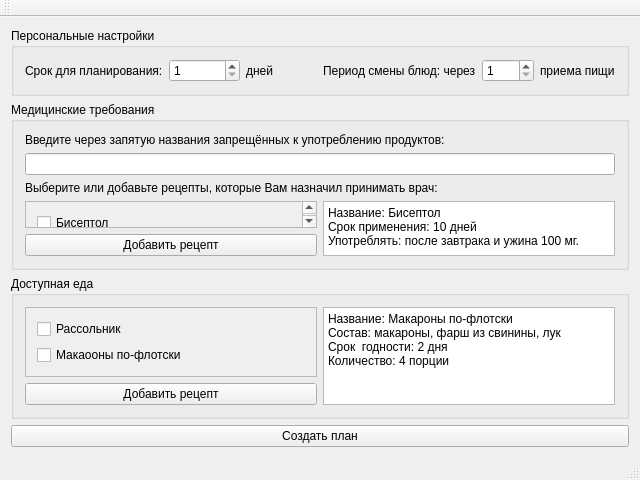
First picture: the form in mainwindow.ui, repository SammyVimes/IDP-Strikes-back, before the edit.
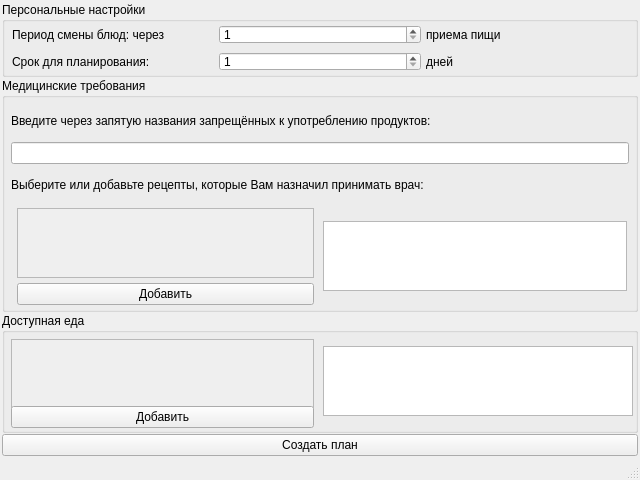
Second picture: the form after the edit.

Commit message: Added working forms of pills and food

The edit to the form file:
```diff
--- a/mainwindow.ui
+++ b/mainwindow.ui
@@ -32,81 +32,151 @@
      <height>480</height>
     </size>
    </property>
-   <layout class="QVBoxLayout" name="verticalLayout">
+   <layout class="QVBoxLayout" name="verticalLayout_10">
+    <property name="spacing">
+     <number>1</number>
+    </property>
+    <property name="leftMargin">
+     <number>2</number>
+    </property>
+    <property name="topMargin">
+     <number>2</number>
+    </property>
+    <property name="rightMargin">
+     <number>2</number>
+    </property>
+    <property name="bottomMargin">
+     <number>2</number>
+    </property>
     <item>
      <widget class="QGroupBox" name="groupBox">
+      <property name="minimumSize">
+       <size>
+        <width>0</width>
+        <height>75</height>
+       </size>
+      </property>
       <property name="maximumSize">
        <size>
         <width>640</width>
-        <height>480</height>
+        <height>75</height>
        </size>
       </property>
       <property name="title">
        <string>Персональные настройки</string>
       </property>
-      <layout class="QHBoxLayout" name="horizontalLayout_5">
+      <layout class="QVBoxLayout" name="verticalLayout_9">
+       <property name="spacing">
+        <number>1</number>
+       </property>
+       <property name="leftMargin">
+        <number>2</number>
+       </property>
+       <property name="topMargin">
+        <number>2</number>
+       </property>
+       <property name="rightMargin">
+        <number>2</number>
+       </property>
+       <property name="bottomMargin">
+        <number>2</number>
+       </property>
        <item>
-        <layout class="QHBoxLayout" name="horizontalLayout">
+        <layout class="QVBoxLayout" name="verticalLayout_8">
          <item>
-          <widget class="QLabel" name="label">
-           <property name="minimumSize">
-            <size>
-             <width>135</width>
-             <height>0</height>
-            </size>
+          <layout class="QHBoxLayout" name="horizontalLayout_3">
+           <property name="spacing">
+            <number>5</number>
            </property>
-           <property name="text">
-            <string>Срок для планирования:</string>
+           <property name="leftMargin">
+            <number>5</number>
            </property>
-          </widget>
-         </item>
-         <item>
-          <widget class="QSpinBox" name="scheduleDaysSpinBox">
-           <property name="accelerated">
-            <bool>true</bool>
+           <property name="topMargin">
+            <number>1</number>
            </property>
-           <property name="showGroupSeparator" stdset="0">
-            <bool>false</bool>
+           <property name="rightMargin">
+            <number>5</number>
            </property>
-           <property name="minimum">
+           <property name="bottomMargin">
             <number>1</number>
            </property>
-           <property name="value">
-            <number>1</number>
-           </property>
-          </widget>
+           <item>
+            <widget class="QLabel" name="label_3">
+             <property name="text">
+              <string>Период смены блюд: через</string>
+             </property>
+            </widget>
+           </item>
+           <item>
+            <widget class="QSpinBox" name="changeScheduleSpinBox">
+             <property name="minimum">
+              <number>1</number>
+             </property>
+            </widget>
+           </item>
+           <item>
+            <widget class="QLabel" name="label_4">
+             <property name="text">
+              <string>приема пищи</string>
+             </property>
+            </widget>
+           </item>
+          </layout>
          </item>
          <item>
-          <widget class="QLabel" name="label_2">
-           <property name="text">
-            <string>дней</string>
+          <layout class="QHBoxLayout" name="horizontalLayout_4">
+           <property name="spacing">
+            <number>5</number>
            </property>
-          </widget>
-         </item>
-        </layout>
-       </item>
-       <item>
-        <layout class="QHBoxLayout" name="horizontalLayout_2">
-         <item>
-          <widget class="QLabel" name="label_3">
-           <property name="text">
-            <string>Период смены блюд: через</string>
+           <property name="leftMargin">
+            <number>5</number>
            </property>
-          </widget>
-         </item>
-         <item>
-          <widget class="QSpinBox" name="changeScheduleSpinBox">
-           <property name="minimum">
+           <property name="topMargin">
             <number>1</number>
            </property>
-          </widget>
-         </item>
-         <item>
-          <widget class="QLabel" name="label_4">
-           <property name="text">
-            <string>приема пищи</string>
+           <property name="rightMargin">
+            <number>5</number>
            </property>
-          </widget>
+           <property name="bottomMargin">
+            <number>1</number>
+           </property>
+           <item>
+            <widget class="QLabel" name="label">
+             <property name="minimumSize">
+              <size>
+               <width>135</width>
+               <height>0</height>
+              </size>
+             </property>
+             <property name="text">
+              <string>Срок для планирования:</string>
+             </property>
+            </widget>
+           </item>
+           <item>
+            <widget class="QSpinBox" name="scheduleDaysSpinBox">
+             <property name="accelerated">
+              <bool>true</bool>
+             </property>
+             <property name="showGroupSeparator" stdset="0">
+              <bool>false</bool>
+             </property>
+             <property name="minimum">
+              <number>1</number>
+             </property>
+             <property name="value">
+              <number>1</number>
+             </property>
+            </widget>
+           </item>
+           <item>
+            <widget class="QLabel" name="label_2">
+             <property name="text">
+              <string>дней</string>
+             </property>
+            </widget>
+           </item>
+          </layout>
          </item>
         </layout>
        </item>
@@ -115,6 +185,12 @@
     </item>
     <item>
      <widget class="QGroupBox" name="groupBox_2">
+      <property name="minimumSize">
+       <size>
+        <width>0</width>
+        <height>0</height>
+       </size>
+      </property>
       <property name="maximumSize">
        <size>
         <width>800</width>
@@ -124,9 +200,39 @@
       <property name="title">
        <string>Медицинские требования</string>
       </property>
-      <layout class="QHBoxLayout" name="horizontalLayout_4">
+      <layout class="QVBoxLayout" name="verticalLayout_6">
+       <property name="spacing">
+        <number>5</number>
+       </property>
+       <property name="leftMargin">
+        <number>2</number>
+       </property>
+       <property name="topMargin">
+        <number>2</number>
+       </property>
+       <property name="rightMargin">
+        <number>2</number>
+       </property>
+       <property name="bottomMargin">
+        <number>2</number>
+       </property>
        <item>
-        <layout class="QVBoxLayout" name="verticalLayout_3">
+        <layout class="QVBoxLayout" name="verticalLayout_5">
+         <property name="spacing">
+          <number>5</number>
+         </property>
+         <property name="leftMargin">
+          <number>4</number>
+         </property>
+         <property name="topMargin">
+          <number>4</number>
+         </property>
+         <property name="rightMargin">
+          <number>4</number>
+         </property>
+         <property name="bottomMargin">
+          <number>0</number>
+         </property>
          <item>
           <widget class="QLabel" name="label_5">
            <property name="text">
@@ -145,11 +251,53 @@
           </widget>
          </item>
          <item>
-          <layout class="QHBoxLayout" name="horizontalLayout_3">
+          <layout class="QHBoxLayout" name="horizontalLayout">
+           <property name="spacing">
+            <number>5</number>
+           </property>
+           <property name="leftMargin">
+            <number>2</number>
+           </property>
+           <property name="topMargin">
+            <number>2</number>
+           </property>
+           <property name="rightMargin">
+            <number>2</number>
+           </property>
+           <property name="bottomMargin">
+            <number>2</number>
+           </property>
            <item>
-            <layout class="QVBoxLayout" name="verticalLayout_2">
+            <layout class="QVBoxLayout" name="verticalLayout_3">
+             <property name="spacing">
+              <number>5</number>
+             </property>
+             <property name="leftMargin">
+              <number>4</number>
+             </property>
+             <property name="topMargin">
+              <number>0</number>
+             </property>
+             <property name="rightMargin">
+              <number>4</number>
+             </property>
+             <property name="bottomMargin">
+              <number>0</number>
+             </property>
              <item>
               <widget class="QScrollArea" name="pillsScrollArea">
+               <property name="minimumSize">
+                <size>
+                 <width>0</width>
+                 <height>70</height>
+                </size>
+               </property>
+               <property name="maximumSize">
+                <size>
+                 <width>16777215</width>
+                 <height>70</height>
+                </size>
+               </property>
                <property name="widgetResizable">
                 <bool>true</bool>
                </property>
@@ -158,24 +306,17 @@
                  <rect>
                   <x>0</x>
                   <y>0</y>
-                  <width>275</width>
-                  <height>58</height>
+                  <width>297</width>
+                  <height>68</height>
                  </rect>
                 </property>
-                <layout class="QVBoxLayout" name="verticalLayout_7">
+                <layout class="QVBoxLayout" name="verticalLayout_2">
                  <item>
-                  <widget class="QCheckBox" name="pillCheckBox_1">
-                   <property name="text">
-                    <string>Бисептол</string>
+                  <layout class="QVBoxLayout" name="pillsVerticalLayout">
+                   <property name="spacing">
+                    <number>0</number>
                    </property>
-                  </widget>
-                 </item>
-                 <item>
-                  <widget class="QCheckBox" name="pillCheckBox_2">
-                   <property name="text">
-                    <string>Хилак форте</string>
-                   </property>
-                  </widget>
+                  </layout>
                  </item>
                 </layout>
                </widget>
@@ -184,7 +325,7 @@
              <item>
               <widget class="QPushButton" name="addPillPushButton">
                <property name="text">
-                <string>Добавить рецепт</string>
+                <string>Добавить</string>
                </property>
               </widget>
              </item>
@@ -192,10 +333,20 @@
            </item>
            <item>
             <widget class="QPlainTextEdit" name="pillPlainTextEdit">
+             <property name="minimumSize">
+              <size>
+               <width>0</width>
+               <height>70</height>
+              </size>
+             </property>
+             <property name="maximumSize">
+              <size>
+               <width>16777215</width>
+               <height>70</height>
+              </size>
+             </property>
              <property name="plainText">
-              <string>Название: Бисептол
-Срок применения: 10 дней
-Употреблять: после завтрака и ужина 100 мг.</string>
+              <string/>
              </property>
             </widget>
            </item>
@@ -208,16 +359,64 @@
     </item>
     <item>
      <widget class="QGroupBox" name="groupBox_3">
+      <property name="maximumSize">
+       <size>
+        <width>16777215</width>
+        <height>120</height>
+       </size>
+      </property>
       <property name="title">
        <string>Доступная еда</string>
       </property>
-      <layout class="QVBoxLayout" name="verticalLayout_5">
+      <layout class="QVBoxLayout" name="verticalLayout_7">
+       <property name="spacing">
+        <number>1</number>
+       </property>
+       <property name="leftMargin">
+        <number>2</number>
+       </property>
+       <property name="topMargin">
+        <number>2</number>
+       </property>
+       <property name="rightMargin">
+        <number>2</number>
+       </property>
+       <property name="bottomMargin">
+        <number>2</number>
+       </property>
        <item>
-        <layout class="QHBoxLayout" name="horizontalLayout_6">
+        <layout class="QHBoxLayout" name="horizontalLayout_2">
+         <property name="spacing">
+          <number>5</number>
+         </property>
          <item>
           <layout class="QVBoxLayout" name="verticalLayout_4">
+           <property name="spacing">
+            <number>5</number>
+           </property>
+           <property name="leftMargin">
+            <number>4</number>
+           </property>
+           <property name="topMargin">
+            <number>4</number>
+           </property>
+           <property name="rightMargin">
+            <number>4</number>
+           </property>
            <item>
             <widget class="QScrollArea" name="foodScrollArea">
+             <property name="minimumSize">
+              <size>
+               <width>0</width>
+               <height>70</height>
+              </size>
+             </property>
+             <property name="maximumSize">
+              <size>
+               <width>16777215</width>
+               <height>70</height>
+              </size>
+             </property>
              <property name="widgetResizable">
               <bool>true</bool>
              </property>
@@ -226,24 +425,17 @@
                <rect>
                 <x>0</x>
                 <y>0</y>
-                <width>293</width>
-                <height>69</height>
+                <width>302</width>
+                <height>68</height>
                </rect>
               </property>
-              <layout class="QVBoxLayout" name="verticalLayout_6">
+              <layout class="QVBoxLayout" name="verticalLayout">
                <item>
-                <widget class="QCheckBox" name="foodCheckBox_1">
-                 <property name="text">
-                  <string>Рассольник</string>
+                <layout class="QVBoxLayout" name="foodVerticalLayout">
+                 <property name="spacing">
+                  <number>0</number>
                  </property>
-                </widget>
-               </item>
-               <item>
-                <widget class="QCheckBox" name="foodCheckBox_2">
-                 <property name="text">
-                  <string>Макаооны по-флотски</string>
-                 </property>
-                </widget>
+                </layout>
                </item>
               </layout>
              </widget>
@@ -252,7 +444,7 @@
            <item>
             <widget class="QPushButton" name="addFoodPushButton">
              <property name="text">
-              <string>Добавить рецепт</string>
+              <string>Добавить</string>
              </property>
             </widget>
            </item>
@@ -260,11 +452,20 @@
          </item>
          <item>
           <widget class="QPlainTextEdit" name="foodPlainTextEdit">
+           <property name="minimumSize">
+            <size>
+             <width>0</width>
+             <height>70</height>
+            </size>
+           </property>
+           <property name="maximumSize">
+            <size>
+             <width>16777215</width>
+             <height>70</height>
+            </size>
+           </property>
            <property name="plainText">
-            <string>Название: Макароны по-флотски
-Состав: макароны, фарш из свинины, лук
-Срок  годности: 2 дня
-Количество: 4 порции</string>
+            <string/>
            </property>
           </widget>
          </item>
@@ -292,14 +493,6 @@
     </rect>
    </property>
   </widget>
-  <widget class="QToolBar" name="mainToolBar">
-   <attribute name="toolBarArea">
-    <enum>TopToolBarArea</enum>
-   </attribute>
-   <attribute name="toolBarBreak">
-    <bool>false</bool>
-   </attribute>
-  </widget>
   <widget class="QStatusBar" name="statusBar"/>
  </widget>
  <layoutdefault spacing="6" margin="11"/>
```
Left out of the diff: 4 changed lines with no effect on the pictures. The commit also changes 13 other files.
